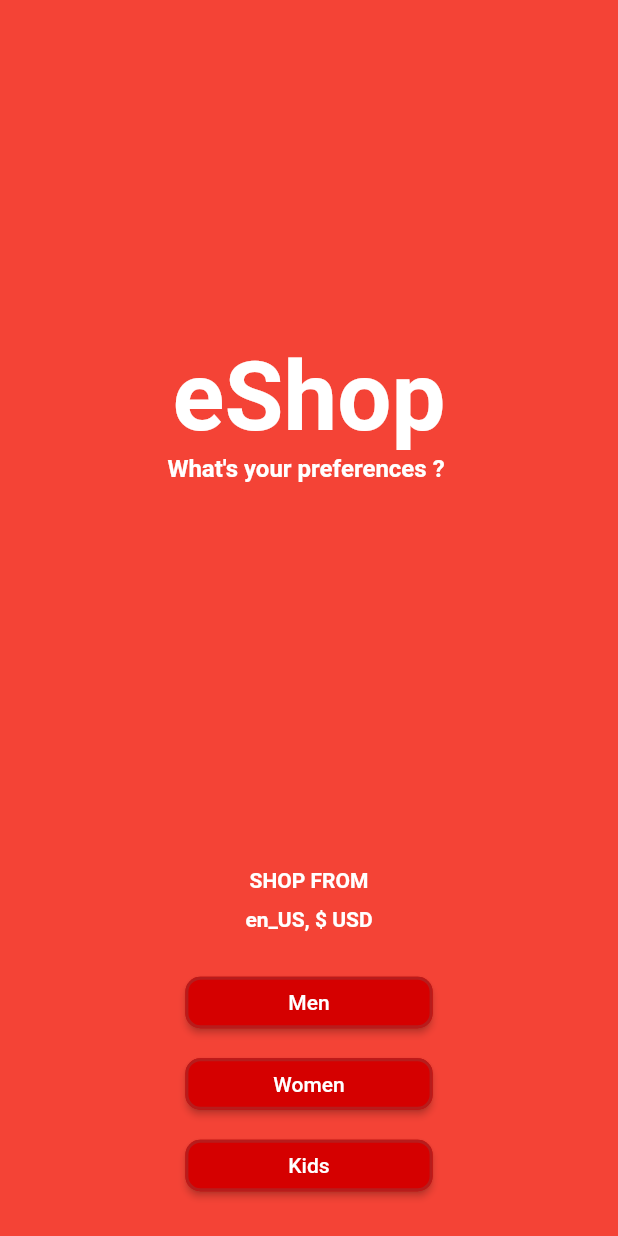
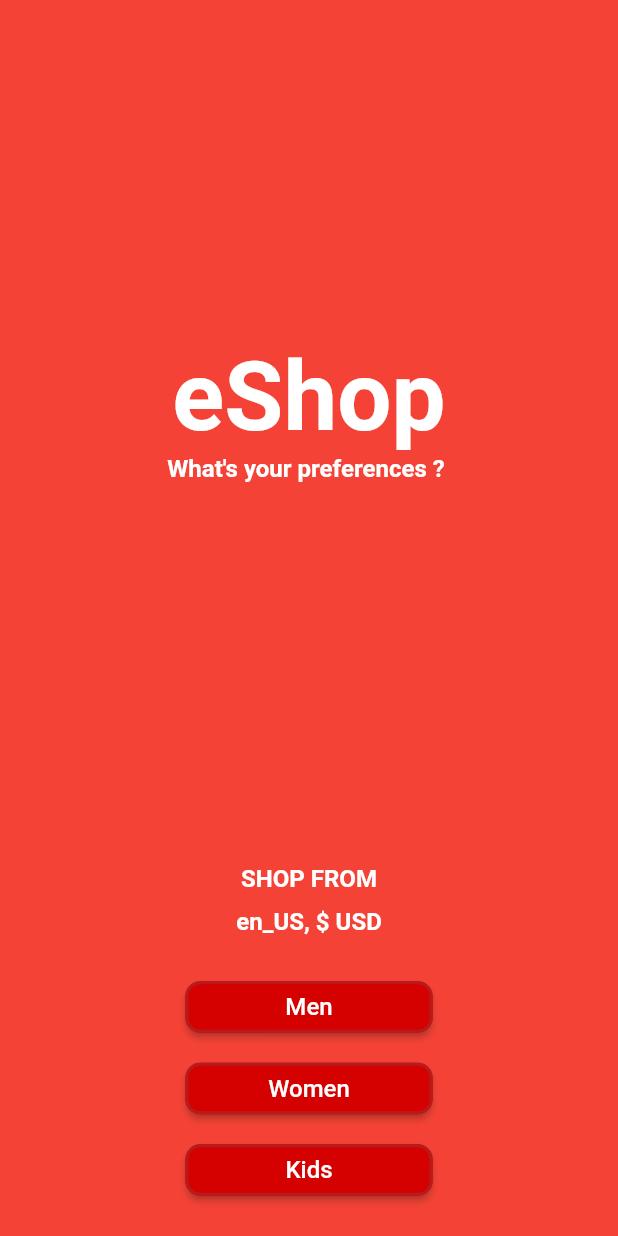
Before and after one commit to miyokidev/eshop-flutter, a Flutter app: the screen it shows after launch, on a phone screen of 412 x 824 dp. Run offline on Flutter 3.47's test engine with Material 2 defaults, Android fonts, the phone set to English and light mode, and no system bars; our stand-ins replace shared_preferences.

Commit message:
Fix errors and text responsive

```diff
--- a/lib/controllers/preferences_orientation.dart
+++ b/lib/controllers/preferences_orientation.dart
@@ -1,6 +1,9 @@
 import 'package:flutter/material.dart';
 import 'package:intl/intl.dart';
 import 'dart:io';
+
+const double OPP7ScreenWidth = 411.42857142857144;
+const double OPP7ScreenHeight = 835.4285714285714;
 
 class OrientationDeviceOptions extends StatelessWidget {
   String getCurrency() {
@@ -16,20 +19,49 @@ class OrientationDeviceOptions extends StatelessWidget {
     final data = MediaQuery.of(context);
     if (MediaQuery.of(context).orientation == Orientation.portrait) {
       return Column(
+        mainAxisAlignment: MainAxisAlignment.start,
+        children: <Widget>[
+          new Expanded(
+            flex: 2,
+            child: new Container(
+                child: Column(
+              mainAxisAlignment: MainAxisAlignment.center,
+              children: <Widget>[
+                Text("eShop",
+                    style: TextStyle(
+                        fontWeight: FontWeight.bold,
+                        fontSize: data.size.width * 64 / OPP7ScreenWidth,
+                        color: Colors.white)),
+                Text(
+                  "What's your preferences ? ",
+                  style: TextStyle(
+                    color: Colors.white,
+                    fontWeight: FontWeight.bold,
+                    fontSize: data.size.width * 16 / OPP7ScreenWidth,
+                  ),
+                ),
+              ],
+            )),
+          ),
+          Expanded(
+            flex: 1,
+            child: Column(
               mainAxisAlignment: MainAxisAlignment.center,
               children: <Widget>[
                 InkWell(
                     highlightColor: Colors.transparent,
                     splashColor: Colors.transparent,
                     onTap: () {
-                print("Settings pressed");
+                      print("Settings pressed " + data.size.height.toString());
                     },
                     child: Column(
                       children: [
                         Text(
                           "SHOP FROM",
                           style: TextStyle(
-                        color: Colors.white, fontWeight: FontWeight.bold),
+                              color: Colors.white,
+                              fontWeight: FontWeight.bold,
+                              fontSize: data.size.width * 16 / OPP7ScreenWidth),
                         ),
                         Padding(
                           padding: EdgeInsets.only(top: 10.0),
@@ -37,7 +69,9 @@ class OrientationDeviceOptions extends StatelessWidget {
                         Text(
                           Platform.localeName + ", " + getCurrency(),
                           style: TextStyle(
-                        color: Colors.white, fontWeight: FontWeight.bold),
+                              color: Colors.white,
+                              fontWeight: FontWeight.bold,
+                              fontSize: data.size.width * 16 / OPP7ScreenWidth),
                         ),
                       ],
                     )),
@@ -46,43 +80,75 @@ class OrientationDeviceOptions extends StatelessWidget {
                 ),
                 Button(
                   "Men",
-            data.size.width / 2.5,
-            data.size.height / 24,
+                  data.size.width,
+                  data.size.height,
                 ),
                 Padding(
                   padding: EdgeInsets.only(top: 20.0),
                 ),
                 Button(
                   "Women",
-            data.size.width / 2.5,
-            data.size.height / 24,
+                  data.size.width,
+                  data.size.height,
                 ),
                 Padding(
                   padding: EdgeInsets.only(top: 20.0),
                 ),
                 Button(
                   "Kids",
-            data.size.width / 2.5,
-            data.size.height / 24,
+                  data.size.width,
+                  data.size.height,
+                ),
+              ],
+            ),
           ),
         ],
       );
     } else {
       return Column(
+        mainAxisAlignment: MainAxisAlignment.start,
+        children: <Widget>[
+          new Expanded(
+            flex: 2,
+            child: new Container(
+                child: Column(
+              mainAxisAlignment: MainAxisAlignment.center,
+              children: <Widget>[
+                Text("eShop",
+                    style: TextStyle(
+                        fontWeight: FontWeight.bold,
+                        fontSize: data.size.width * 32 / OPP7ScreenWidth,
+                        color: Colors.white)),
+                Text(
+                  "What's your preferences ? ",
+                  style: TextStyle(
+                    color: Colors.white,
+                    fontWeight: FontWeight.bold,
+                    fontSize: data.size.width * 8 / OPP7ScreenWidth,
+                  ),
+                ),
+              ],
+            )),
+          ),
+          Expanded(
+            flex: 1,
+            child: Column(
               mainAxisAlignment: MainAxisAlignment.center,
               children: <Widget>[
                 InkWell(
                     highlightColor: Colors.transparent,
                     splashColor: Colors.transparent,
                     onTap: () {
-                print("Settings pressed");
+                      print("Settings pressed ");
                     },
                     child: Column(
                       children: [
                         Text(
                           "SHOP FROM",
                           style: TextStyle(
-                        color: Colors.white, fontWeight: FontWeight.bold),
+                              color: Colors.white,
+                              fontWeight: FontWeight.bold,
+                              fontSize: data.size.width * 8 / OPP7ScreenWidth),
                         ),
                         Padding(
                           padding: EdgeInsets.only(top: 10.0),
@@ -90,7 +156,9 @@ class OrientationDeviceOptions extends StatelessWidget {
                         Text(
                           "United States, " + getCurrency(),
                           style: TextStyle(
-                        color: Colors.white, fontWeight: FontWeight.bold),
+                              color: Colors.white,
+                              fontWeight: FontWeight.bold,
+                              fontSize: data.size.width * 8 / OPP7ScreenWidth),
                         ),
                       ],
                     )),
@@ -103,27 +171,30 @@ class OrientationDeviceOptions extends StatelessWidget {
                   children: [
                     Button(
                       "Men",
-                data.size.width / 4,
-                data.size.height / 12,
+                      data.size.width,
+                      data.size.height,
                     ),
                     Padding(
                       padding: EdgeInsets.only(left: 20.0),
                     ),
                     Button(
                       "Women",
-                data.size.width / 4,
-                data.size.height / 12,
+                      data.size.width,
+                      data.size.height,
                     ),
                     Padding(
                       padding: EdgeInsets.only(left: 20.0),
                     ),
                     Button(
                       "Kids",
-                data.size.width / 4,
-                data.size.height / 12,
+                      data.size.width,
+                      data.size.height,
                     ),
                   ],
                 )
+              ],
+            ),
+          ),
         ],
       );
     }
@@ -139,9 +210,10 @@ class Button extends StatelessWidget {
 
   @override
   Widget build(BuildContext context) {
+    if (MediaQuery.of(context).orientation == Orientation.portrait) {
       return SizedBox(
-      width: width,
-      height: height,
+        width: width / 2.5,
+        height: height / 24,
         child: RaisedButton(
           onPressed: () {
             print(title + " pressed");
@@ -154,9 +226,32 @@ class Button extends StatelessWidget {
               ),
               side: BorderSide(color: Colors.red[900], width: 2)),
           textColor: Colors.white,
-        child: Text(title),
+          child: Text(title,
+              style: TextStyle(fontSize: width * 16 / OPP7ScreenWidth)),
+          animationDuration: Duration(milliseconds: 100),
+        ),
+      );
+    } else {
+      return SizedBox(
+        width: width / 4,
+        height: height / 12,
+        child: RaisedButton(
+          onPressed: () {
+            print(title + " pressed");
+          },
+          color: Colors.redAccent[700],
+          highlightColor: Colors.red[900],
+          shape: RoundedRectangleBorder(
+              borderRadius: BorderRadius.all(
+                Radius.circular(10),
+              ),
+              side: BorderSide(color: Colors.red[900], width: 2)),
+          textColor: Colors.white,
+          child: Text(title,
+              style: TextStyle(fontSize: width * 8 / OPP7ScreenWidth)),
           animationDuration: Duration(milliseconds: 100),
         ),
       );
     }
   }
+}
--- a/lib/views/device_preferences_view.dart
+++ b/lib/views/device_preferences_view.dart
@@ -9,37 +9,7 @@ class DevicePreferences extends StatelessWidget {
       body: Stack(
         fit: StackFit.expand,
         children: <Widget>[
-          new Column(
-            mainAxisAlignment: MainAxisAlignment.start,
-            children: <Widget>[
-              new Expanded(
-                flex: 2,
-                child: new Container(
-                    child: Column(
-                  mainAxisAlignment: MainAxisAlignment.center,
-                  children: <Widget>[
-                    Text("eShop",
-                        style: TextStyle(
-                            fontWeight: FontWeight.bold,
-                            fontSize: 64,
-                            color: Colors.white)),
-                    Text(
-                      "What's your preferences ? ",
-                      style: TextStyle(
-                        color: Colors.white,
-                        fontWeight: FontWeight.bold,
-                        fontSize: 16,
-                      ),
-                    ),
-                  ],
-                )),
-              ),
-              Expanded(
-                flex: 1,
-                child: OrientationDeviceOptions(),
-              ),
-            ],
-          ),
+          OrientationDeviceOptions(),
         ],
       ),
     );
```
Lines whose indentation alone changed are shown as unchanged.
